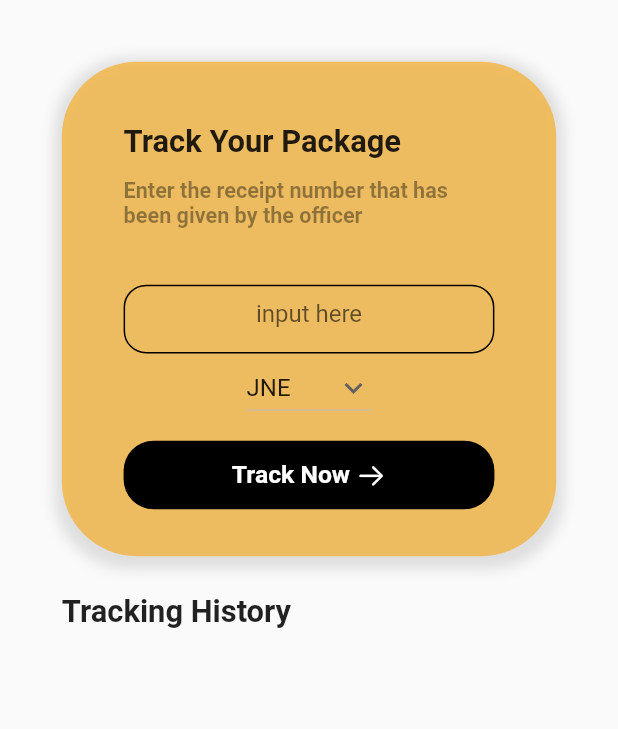
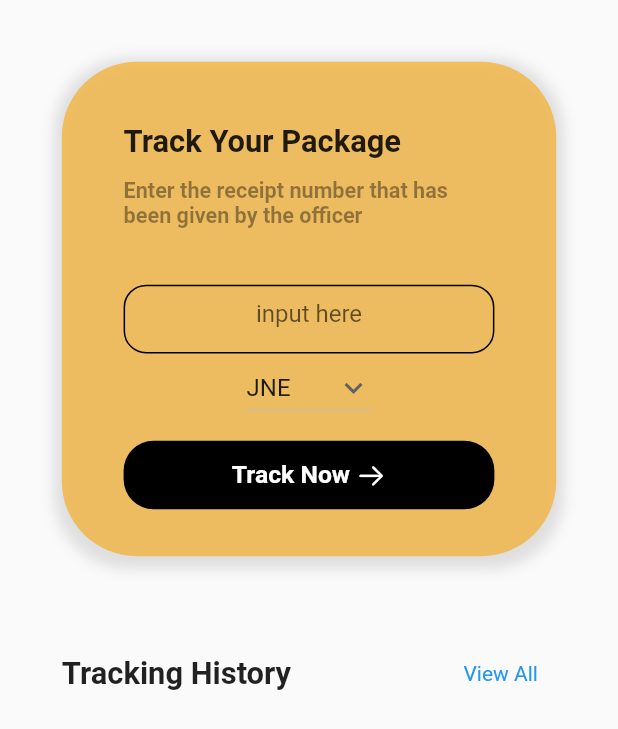
Before and after one commit to Yogabayu/PaketKUv2, a Flutter app: the Dialog_track widget shown alone on an empty page, opened directly, on a phone screen of 412 x 824 dp. Shown: the top 729 px of the screen. Run offline on Flutter 3.47's test engine with Material 2 defaults, Android fonts, the phone set to English and light mode, and no system bars; our stand-ins replace animate_do, dropdown_search, get, get_storage, google_fonts, lottie and 2 more; accounts and stored records are empty; project files that could hold a hidden picture were left out.

Commit message:
kurang logika histori tracking

```diff
--- a/lib/component/tracking/dialog_track.dart
+++ b/lib/component/tracking/dialog_track.dart
@@ -1,3 +1,5 @@
+// ignore_for_file: unused_element
+
 import 'package:flutter/cupertino.dart';
 import 'package:flutter/material.dart';
 import 'package:get/get.dart';
@@ -5,10 +7,13 @@ import 'package:google_fonts/google_fonts.dart';
 import 'package:tracking/helper/sql_helper.dart';
 
 import 'package:tracking/model/api.dart';
+import 'package:tracking/page/historyAll.dart';
 import 'package:tracking/page/tracking%20_detail.dart';
+import 'package:tracking/page/welcome.dart';
 
 List<Map<String, dynamic>> _journals = [];
 bool _isLoading = true;
+String jsKirim = "";
 
 class Dialog_track extends StatefulWidget {
   const Dialog_track({Key? key}) : super(key: key);
@@ -26,13 +31,48 @@ class _Button1State extends State<Dialog_track> {
 
   void _refreshJournals() async {
     final data = await SQLHelper.getItems();
+    // if (data.isEmpty) {
+    //   // _isLoading = true;
+    // } else {
     setState(() {
-      _journals = data;
       _isLoading = false;
+      _journals = data.reversed.toList();
     });
+    // }
   }
 
   Future<void> _addItem() async {
+    // var cekData = await SQLHelper.getItem(receipt.text);
+    // var cekJk = await SQLHelper.getItem(dropdownvalue);
+    // if (cekData.isEmpty || cekJk.isEmpty) {
+    //   await SQLHelper.createItem(
+    //     receipt.text,
+    //     dropdownvalue,
+    //   );
+    //   Get.to(
+    //       () => TrackingDetail(
+    //             receipt: receipt.text,
+    //             jk: dropdownvalue,
+    //             apiKey: apiKey,
+    //           ),
+    //       transition: Transition.cupertino);
+    //   _refreshJournals();
+    // } else {
+    //   Get.snackbar(
+    //     "Maaf",
+    //     "Data sudah pernah masuk sebelumnya",
+    //     icon: Icon(Icons.block_outlined, color: Colors.red),
+    //     snackPosition: SnackPosition.BOTTOM,
+    //     backgroundColor: Colors.white38,
+    //     borderRadius: 20,
+    //     margin: EdgeInsets.all(15),
+    //     colorText: Colors.black,
+    //     duration: Duration(seconds: 2),
+    //     isDismissible: true,
+    //     dismissDirection: DismissDirection.horizontal,
+    //     forwardAnimationCurve: Curves.easeOutBack,
+    //   );
+    // }
     await SQLHelper.createItem(
       receipt.text,
       dropdownvalue,
@@ -83,6 +123,7 @@ class _Button1State extends State<Dialog_track> {
             top: width * 0.1,
             left: width * 0.1,
             right: width * 0.1,
+            bottom: width * 0.1,
           ),
           decoration: new BoxDecoration(
             boxShadow: [
@@ -248,13 +289,13 @@ class _Button1State extends State<Dialog_track> {
                   else
                     {
                       _addItem(),
-                      Get.to(
-                          () => TrackingDetail(
-                                receipt: receipt.text,
-                                jk: dropdownvalue,
-                                apiKey: apiKey,
-                              ),
-                          transition: Transition.cupertino),
+                      // Get.to(
+                      //     () => TrackingDetail(
+                      //           receipt: receipt.text,
+                      //           jk: dropdownvalue,
+                      //           apiKey: apiKey,
+                      //         ),
+                      //     transition: Transition.cupertino),
                     }
                 },
               ),
@@ -265,17 +306,40 @@ class _Button1State extends State<Dialog_track> {
           crossAxisAlignment: CrossAxisAlignment.start,
           children: [
             Container(
-              margin: EdgeInsets.only(left: width * 0.1, top: height * 0.03),
-              child: Text(
+              margin: EdgeInsets.only(
+                  left: width * 0.1, top: height * 0.03, right: width * 0.1),
+              child: Row(
+                mainAxisAlignment: MainAxisAlignment.spaceBetween,
+                children: [
+                  Text(
                     "Tracking History",
                     style: TextStyle(
                       fontSize: width * 0.05,
                       fontWeight: FontWeight.bold,
                     ),
                   ),
+                  InkWell(
+                    child: Container(
+                      width: width * 0.15,
+                      child: Text(
+                        "View All",
+                        style: TextStyle(
+                          color: Colors.blue,
+                        ),
+                      ),
+                    ),
+                    onTap: () => {
+                      Get.to(
+                        () => HistoryAll(),
+                        transition: Transition.cupertino,
+                      ),
+                    },
+                  )
+                ],
+              ),
             ),
             Container(
-              height: height * 0.22,
+              height: height * 0.4,
               margin: EdgeInsets.only(
                   left: width * 0.1, right: width * 0.1, top: height * 0.02),
               child: ListView(
@@ -286,13 +350,14 @@ class _Button1State extends State<Dialog_track> {
                     shrinkWrap: true,
                     physics: NeverScrollableScrollPhysics(),
                     itemCount: _journals.length,
-                    itemBuilder: (context, index) => Container(
+                    itemBuilder: (context, index) {
+                      return Container(
+                        margin: EdgeInsets.all(5),
                         child: Row(
                           mainAxisAlignment: MainAxisAlignment.spaceBetween,
                           children: [
                             GestureDetector(
                               onTap: () => {
-                              print("user"),
                                 Get.to(
                                   () => TrackingDetail(
                                     receipt: _journals[index]['receipt'],
@@ -302,15 +367,14 @@ class _Button1State extends State<Dialog_track> {
                                   transition: Transition.cupertino,
                                 ),
                               },
-                            child: CircleAvatar(
-                              backgroundImage:
-                                  AssetImage('assets/image/user.jpg'),
-                              radius: 25, //Text
+                              child: Icon(
+                                CupertinoIcons.cart_fill,
+                                size: 20,
+                                // color: Colors.white,
                               ),
                             ),
                             GestureDetector(
                               onTap: () => {
-                              print("user"),
                                 Get.to(
                                   () => TrackingDetail(
                                     receipt: _journals[index]['receipt'],
@@ -348,7 +412,6 @@ class _Button1State extends State<Dialog_track> {
                             ),
                             GestureDetector(
                               onTap: () => {
-                                    print("notif clicked"),
                                 Get.to(
                                   () => TrackingDetail(
                                     receipt: _journals[index]['receipt'],
@@ -361,96 +424,16 @@ class _Button1State extends State<Dialog_track> {
                               child: Icon(
                                 CupertinoIcons.arrow_right,
                                 size: 20,
-                              )),
-                        ],
                               ),
-                    ),
-                    // itemBuilder: (context, index) => Card(
-                    //   margin: const EdgeInsets.all(15),
-                    //   child: Container(
-                    //     child: Row(
-                    //       mainAxisAlignment: MainAxisAlignment.spaceBetween,
-                    //       children: [
-                    //         GestureDetector(
-                    //           onTap: () => {
-                    //             print("user"),
-                    //             Get.to(
-                    //               () => TrackingDetail(
-                    //                 receipt:  _journals[index]['receipt'],
-                    //                 jk: _journals[index]['jkirim'],
-                    //                 apiKey: apiKey,
-                    //               ),
-                    //               transition: Transition.cupertino,
-                    //             ),
-                    //           },
-                    //           child: CircleAvatar(
-                    //             backgroundImage:
-                    //                 AssetImage('assets/image/user.jpg'),
-                    //             radius: 25, //Text
-                    //           ),
-                    //         ),
-                    //         GestureDetector(
-                    //           onTap: () => {
-                    //             // print("user"),
-                    //             Get.to(
-                    //               () => TrackingDetail(
-                    //                 receipt: _journals[index]['receipt'],
-                    //                 jk: _journals[index]['jkirim'],
-                    //                 apiKey: apiKey,
-                    //               ),
-                    //               transition: Transition.cupertino,
-                    //             ),
-                    //           },
-                    //           child: Container(
-                    //             child: Column(
-                    //               crossAxisAlignment: CrossAxisAlignment.start,
-                    //               mainAxisAlignment: MainAxisAlignment.start,
-                    //               children: [
-                    //                 Text(
-                    //                   _journals[index]['receipt'],
-                    //                   style: GoogleFonts.lato(
-                    //                       fontSize: height * 0.02,
-                    //                       fontWeight: FontWeight.bold),
-                    //                 ),
-                    //                 SizedBox(
-                    //                   height: height * 0.009,
-                    //                 ),
-                    //                 Text(
-                    //                   _journals[index]['jkirim'],
-                    //                   style: GoogleFonts.lato(
-                    //                     fontSize: height * 0.017,
-                    //                     fontWeight: FontWeight.bold,
-                    //                     color: Colors.black.withOpacity(0.4),
-                    //                   ),
-                    //                 ),
-                    //               ],
-                    //             ),
-                    //           ),
-                    //         ),
-                    //         GestureDetector(
-                    //             onTap: () => {
-                    //                   print("notif clicked"),
-                    //                   Get.to(
-                    //                     () => TrackingDetail(
-                    //                       receipt: _journals[index]['receipt'],
-                    //                       jk: _journals[index]['jkirim'],
-                    //                       apiKey: apiKey,
-                    //                     ),
-                    //                     transition: Transition.cupertino,
-                    //                   ),
-                    //                 },
-                    //             child: Icon(
-                    //               CupertinoIcons.arrow_right,
-                    //               size: 20,
-                    //             )),
-                    //       ],
-                    //     ),
-                    //   ),
-                    // ),
                             ),
                           ],
                         ),
+                      );
+                    },
                   ),
+                ],
+              ),
+            )
           ],
         ),
       ],
--- a/lib/helper/sql_helper.dart
+++ b/lib/helper/sql_helper.dart
@@ -49,9 +49,10 @@ class SQLHelper {
 
   // Read a single item by id
   // The app doesn't use this method but I put here in case you want to see it
-  static Future<List<Map<String, dynamic>>> getItem(int id) async {
+  static Future<List<Map<String, dynamic>>> getItem(String receipt) async {
     final db = await SQLHelper.db();
-    return db.query('items', where: "id = ?", whereArgs: [id], limit: 1);
+    return db.query('items',
+        where: "receipt = ?", whereArgs: [receipt], limit: 1);
   }
 
   // Update an item by id
--- a/lib/page/dashboard.dart
+++ b/lib/page/dashboard.dart
@@ -361,5 +361,3 @@ class _DashboardState extends State<Dashboard> {
     );
   }
 }
-
-class $ {}
```
Also changed, not shown: lib/page/historyAll.dart (added, +209 -0 lines), assets/image/jne.png (added), assets/image/sicepat.png (added). Lines whose indentation alone changed are shown as unchanged.
